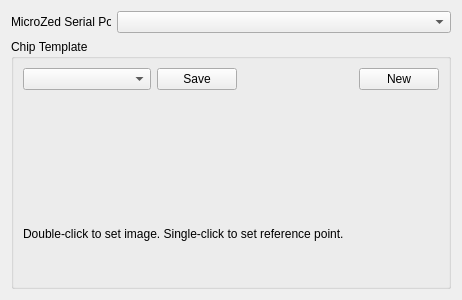
Qt form src/SwissHCCPreferencesForm.ui (kkrizka/chister) before a commit.
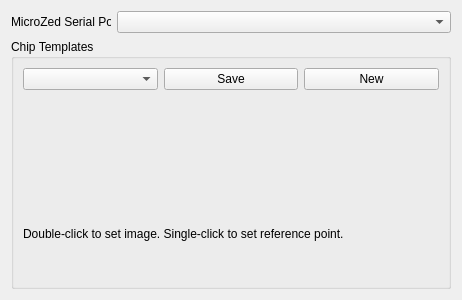
The same form after that commit. Custom widgets are drawn as their Qt base class.

Commit message: SwissHCC analysis now uses the images from the selected template.

Patch:
```diff
--- a/src/SwissHCCPreferencesForm.ui
+++ b/src/SwissHCCPreferencesForm.ui
@@ -37,7 +37,7 @@
    <item>
     <widget class="QGroupBox" name="groupBox">
      <property name="title">
-      <string>Chip Template</string>
+      <string>Chip Templates</string>
      </property>
      <layout class="QVBoxLayout" name="verticalLayout_2">
       <item>
@@ -59,19 +59,6 @@
           </property>
          </widget>
         </item>
-        <item>
-         <spacer name="horizontalSpacer">
-          <property name="orientation">
-           <enum>Qt::Horizontal</enum>
-          </property>
-          <property name="sizeHint" stdset="0">
-           <size>
-            <width>20</width>
-            <height>20</height>
-           </size>
-          </property>
-         </spacer>
-        </item>
         <item>
          <widget class="QPushButton" name="newPushButton">
           <property name="text">
```
The commit also changes 10 other files.
